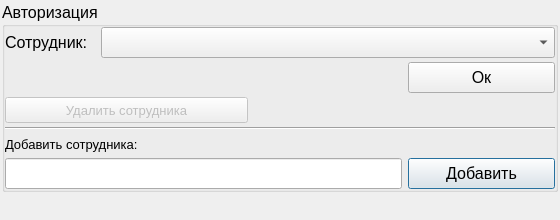
Qt form startdialog.ui (YakSid/KDC_RSREU) before a commit.
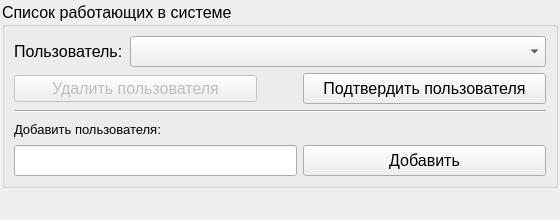
The same form after that commit. The open tabs and pages were chosen to show the change. Icons and pictures are not drawn.

```diff
--- a/startdialog.ui
+++ b/startdialog.ui
@@ -78,67 +78,52 @@
           </size>
          </property>
          <property name="title">
-          <string>Авторизация</string>
+          <string>Список работающих в системе</string>
          </property>
          <layout class="QGridLayout" name="gridLayout">
           <property name="leftMargin">
-           <number>0</number>
+           <number>9</number>
           </property>
           <property name="topMargin">
-           <number>0</number>
+           <number>9</number>
           </property>
           <property name="rightMargin">
-           <number>0</number>
+           <number>9</number>
           </property>
           <property name="bottomMargin">
-           <number>0</number>
+           <number>9</number>
           </property>
           <property name="horizontalSpacing">
            <number>6</number>
           </property>
-          <property name="verticalSpacing">
-           <number>4</number>
-          </property>
           <item row="0" column="0">
            <widget class="QLabel" name="label">
             <property name="maximumSize">
              <size>
-              <width>90</width>
+              <width>110</width>
               <height>16777215</height>
              </size>
             </property>
             <property name="text">
-             <string>Сотрудник:</string>
+             <string>Пользователь:</string>
             </property>
            </widget>
           </item>
-          <item row="0" column="1" colspan="3">
-           <widget class="QComboBox" name="cb_author">
-            <property name="font">
-             <font>
-              <pointsize>14</pointsize>
-             </font>
+          <item row="1" column="0" colspan="2">
+           <widget class="QPushButton" name="pb_deleteAuthor">
+            <property name="enabled">
+             <bool>false</bool>
             </property>
-           </widget>
-          </item>
-          <item row="4" column="0" colspan="2">
-           <widget class="QLabel" name="label_2">
-            <property name="font">
-             <font>
-              <pointsize>10</pointsize>
-             </font>
-            </property>
-            <property name="text">
-             <string>Добавить сотрудника:</string>
-            </property>
-           </widget>
-          </item>
-          <item row="5" column="3">
-           <widget class="QPushButton" name="pb_addAuthor">
             <property name="minimumSize">
              <size>
-              <width>0</width>
-              <height>31</height>
+              <width>243</width>
+              <height>26</height>
+             </size>
+            </property>
+            <property name="maximumSize">
+             <size>
+              <width>243</width>
+              <height>16777215</height>
              </size>
             </property>
             <property name="font">
@@ -147,11 +132,11 @@
              </font>
             </property>
             <property name="text">
-             <string>Добавить</string>
+             <string>Удалить пользователя</string>
             </property>
            </widget>
           </item>
-          <item row="1" column="0" colspan="3">
+          <item row="1" column="2" colspan="2">
            <spacer name="horizontalSpacer">
             <property name="orientation">
              <enum>Qt::Horizontal</enum>
@@ -164,24 +149,11 @@
             </property>
            </spacer>
           </item>
-          <item row="4" column="2" colspan="2">
-           <spacer name="horizontalSpacer_3">
-            <property name="orientation">
-             <enum>Qt::Horizontal</enum>
-            </property>
-            <property name="sizeHint" stdset="0">
-             <size>
-              <width>263</width>
-              <height>20</height>
-             </size>
-            </property>
-           </spacer>
-          </item>
-          <item row="1" column="3">
+          <item row="1" column="4">
            <widget class="QPushButton" name="pb_accept">
             <property name="minimumSize">
              <size>
-              <width>147</width>
+              <width>243</width>
               <height>31</height>
              </size>
             </property>
@@ -191,61 +163,31 @@
              </font>
             </property>
             <property name="text">
-             <string>Ок</string>
+             <string>Подтвердить пользователя</string>
             </property>
            </widget>
           </item>
-          <item row="5" column="0" colspan="3">
-           <widget class="QLineEdit" name="ln_addAuthor">
-            <property name="minimumSize">
-             <size>
-              <width>0</width>
-              <height>31</height>
-             </size>
-            </property>
-            <property name="font">
-             <font>
-              <pointsize>12</pointsize>
-             </font>
-            </property>
-           </widget>
-          </item>
-          <item row="3" column="0" colspan="4">
+          <item row="2" column="0" colspan="5">
            <widget class="Line" name="line">
             <property name="orientation">
              <enum>Qt::Horizontal</enum>
             </property>
            </widget>
           </item>
-          <item row="2" column="0" colspan="2">
-           <widget class="QPushButton" name="pb_deleteAuthor">
-            <property name="enabled">
-             <bool>false</bool>
-            </property>
-            <property name="minimumSize">
-             <size>
-              <width>243</width>
-              <height>26</height>
-             </size>
-            </property>
-            <property name="maximumSize">
-             <size>
-              <width>243</width>
-              <height>16777215</height>
-             </size>
-            </property>
+          <item row="3" column="0" colspan="2">
+           <widget class="QLabel" name="label_2">
             <property name="font">
              <font>
               <pointsize>10</pointsize>
              </font>
             </property>
             <property name="text">
-             <string>Удалить сотрудника</string>
+             <string>Добавить пользователя:</string>
             </property>
            </widget>
           </item>
-          <item row="2" column="2" colspan="2">
-           <spacer name="horizontalSpacer_2">
+          <item row="3" column="3" colspan="2">
+           <spacer name="horizontalSpacer_3">
             <property name="orientation">
              <enum>Qt::Horizontal</enum>
             </property>
@@ -257,6 +199,48 @@
             </property>
            </spacer>
           </item>
+          <item row="4" column="4">
+           <widget class="QPushButton" name="pb_addAuthor">
+            <property name="minimumSize">
+             <size>
+              <width>0</width>
+              <height>31</height>
+             </size>
+            </property>
+            <property name="font">
+             <font>
+              <pointsize>12</pointsize>
+             </font>
+            </property>
+            <property name="text">
+             <string>Добавить</string>
+            </property>
+           </widget>
+          </item>
+          <item row="0" column="1" colspan="4">
+           <widget class="QComboBox" name="cb_author">
+            <property name="font">
+             <font>
+              <pointsize>14</pointsize>
+             </font>
+            </property>
+           </widget>
+          </item>
+          <item row="4" column="0" colspan="4">
+           <widget class="QLineEdit" name="ln_addAuthor">
+            <property name="minimumSize">
+             <size>
+              <width>0</width>
+              <height>31</height>
+             </size>
+            </property>
+            <property name="font">
+             <font>
+              <pointsize>12</pointsize>
+             </font>
+            </property>
+           </widget>
+          </item>
          </layout>
         </widget>
        </item>
```
Left out of the diff: 42 changed lines with no effect on the pictures.
